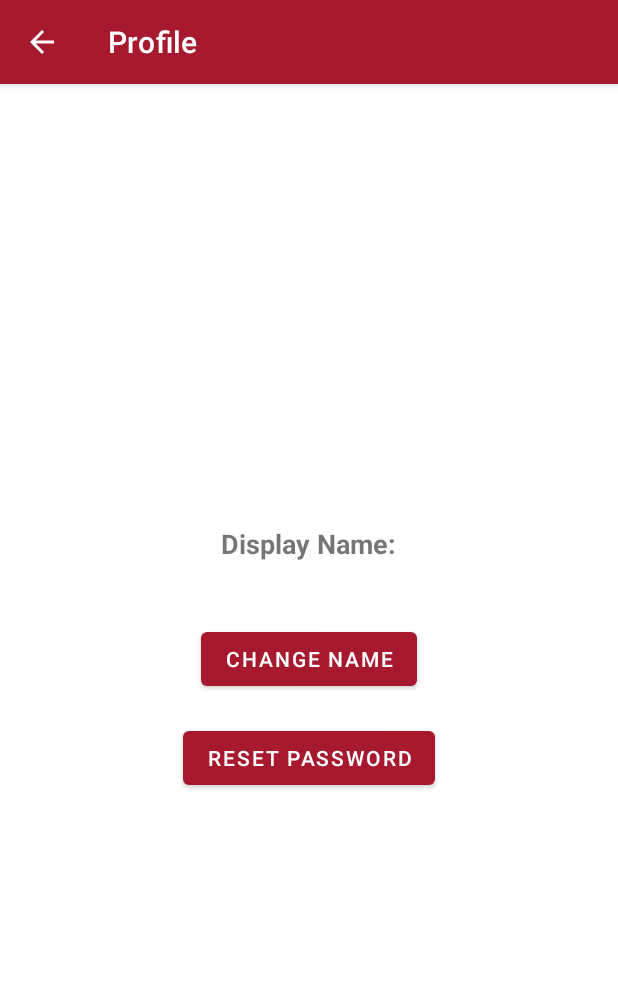
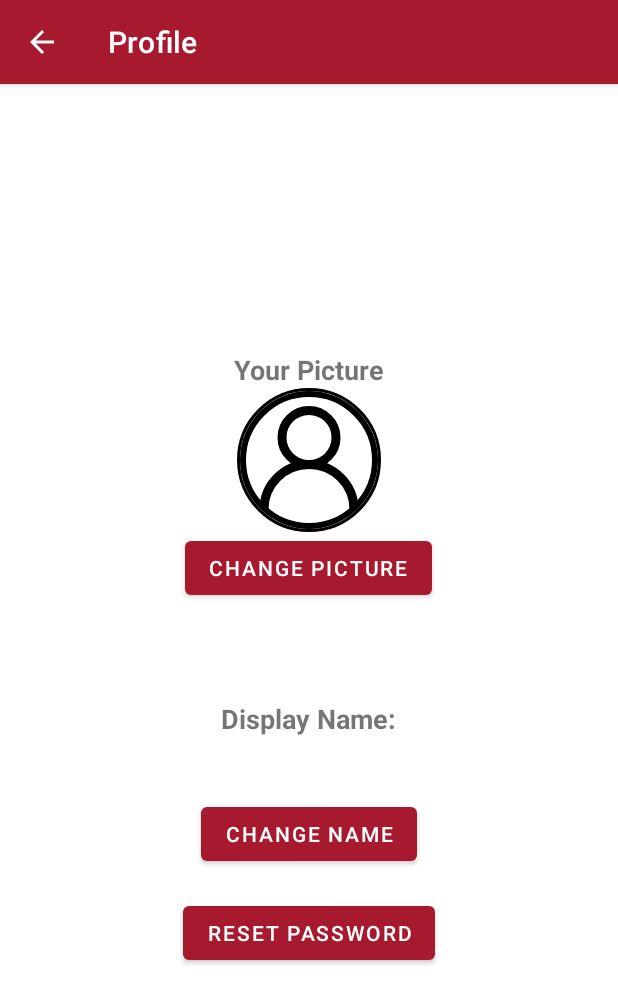
Before and after one commit to rsehmbi/hubspot, an Android app: the ProfileActivity screen opened directly, with no data from a screen before it, on a phone screen of 412 x 824 dp. Shown: the top 1004 px of the screen. Run offline under Robolectric (Android 15) with nearby library versions, the phone set to English and light mode, and no system bars; our stand-ins replace CircleImageView, Firebase (no records; nobody signed in at launch, a user with empty details on screens opened directly); 1 statement that could not run was skipped.

Commit message:
Add profile picture to layout, auth view model methods

```diff
--- a/app/src/main/java/com/example/hubspot/auth/AuthViewModel.kt
+++ b/app/src/main/java/com/example/hubspot/auth/AuthViewModel.kt
@@ -1,6 +1,7 @@
 package com.example.hubspot.auth
 
 import android.app.Application
+import android.graphics.Bitmap
 import androidx.lifecycle.AndroidViewModel
 import androidx.lifecycle.MutableLiveData
 import com.example.hubspot.auth.AuthRepository.AuthResult
@@ -16,6 +17,7 @@ class AuthViewModel(application: Application) : AndroidViewModel(application) {
     var resendActivationEmailResult: MutableLiveData<AuthResult> = MutableLiveData()
     var updateDisplayNameResult: MutableLiveData<AuthResult> = MutableLiveData()
     var sendPasswordResetEmailResult: MutableLiveData<AuthResult> = MutableLiveData()
+    var updateProfilePictureResult: MutableLiveData<AuthResult> = MutableLiveData()
 
     fun signInUser(email: String, password: String) {
         authRepository.signInUser(email, password, signInUserResult)
@@ -36,4 +38,8 @@ class AuthViewModel(application: Application) : AndroidViewModel(application) {
     fun sendPasswordResetEmail(email: String) {
         authRepository.sendPasswordResetEmail(email, sendPasswordResetEmailResult)
     }
+
+    fun updateProfilePicture(picture: Bitmap) {
+        authRepository.updateProfilePicture(picture, updateProfilePictureResult)
+    }
 }
--- a/app/src/main/java/com/example/hubspot/profile/ProfileActivity.kt
+++ b/app/src/main/java/com/example/hubspot/profile/ProfileActivity.kt
@@ -1,21 +1,24 @@
 package com.example.hubspot.profile
 
+import android.app.Activity
 import android.content.Intent
+import android.net.Uri
 import android.os.Bundle
 import android.view.MenuItem
 import android.view.View
-import android.widget.Button
-import android.widget.ProgressBar
-import android.widget.TextView
-import android.widget.Toast
+import android.widget.*
+import androidx.activity.result.ActivityResultLauncher
+import androidx.activity.result.contract.ActivityResultContracts
 import androidx.appcompat.app.AppCompatActivity
 import androidx.lifecycle.Lifecycle
+import androidx.lifecycle.Observer
 import androidx.lifecycle.ViewModelProvider
 import com.example.hubspot.R
 import com.example.hubspot.auth.Auth
 import com.example.hubspot.auth.AuthRepository
 import com.example.hubspot.auth.AuthViewModel
 import com.example.hubspot.login.LoginActivity
+import com.example.hubspot.utils.Util
 
 
 /** An activity which allows the user to display and update
@@ -23,6 +26,9 @@ import com.example.hubspot.login.LoginActivity
  */
 class ProfileActivity : AppCompatActivity() {
     private lateinit var authViewModel: AuthViewModel
+    private lateinit var cameraResult: ActivityResultLauncher<Intent>
+    private lateinit var galleryResult: ActivityResultLauncher<Intent>
+    private lateinit var tempImageUri: Uri
 
     override fun onCreate(savedInstanceState: Bundle?) {
         super.onCreate(savedInstanceState)
@@ -67,6 +73,55 @@ class ProfileActivity : AppCompatActivity() {
                 setLoading(false)
             }
         }
+
+        // Set up view model to automatically update profile image view on userImage change
+        val profilePicture = findViewById<ImageView>(R.id.activity_profile_imageview_picture)
+        val profileViewModel = ViewModelProvider(this).get(ProfileViewModel::class.java)
+        profileViewModel.userImage.observe(this, Observer { it ->
+            // authviewmodel profilePicture.setImageBitmap(it)
+        })
+
+        // Set up activity result for changing profile photo from camera
+        cameraResult =
+            registerForActivityResult(ActivityResultContracts.StartActivityForResult()) { result: ActivityResult ->
+                if (result.resultCode == Activity.RESULT_OK) {
+                    try {
+                        val tempImgBitmap = Util.getBitmap(this, tempImageUri)
+                        authViewModel.
+                    } catch (e: Exception) {
+                        val errorText =
+                            resources.getString(R.string.activity_profile_toast_camera_fail)
+                        Toast.makeText(
+                            this,
+                            errorText,
+                            Toast.LENGTH_SHORT
+                        ).show()
+                    }
+                }
+            }
+
+        // Set up activity result for changing profile photo from gallery
+        galleryResult =
+            registerForActivityResult(ActivityResultContracts.StartActivityForResult()) { result ->
+                if (result.resultCode == Activity.RESULT_OK) {
+                    val selectedImageUri = result.data?.data
+                    if (selectedImageUri != null) {
+                        try {
+                            val bitmap = Util.getBitmap(this, selectedImageUri)
+                            profileViewModel.userImage.value = bitmap
+                        } catch (e: Exception) {
+                            val errorText =
+                                resources.getString(R.string.activity_profile_gallery_error)
+                            Toast.makeText(
+                                this,
+                                errorText,
+                                Toast.LENGTH_SHORT
+                            ).show()
+                        }
+                    }
+
+                }
+            }
     }
 
     private fun displayResetPasswordSuccessMessage() {
@@ -114,4 +169,8 @@ class ProfileActivity : AppCompatActivity() {
         authViewModel.sendPasswordResetEmail(user!!.email!!)
     }
 
+    fun onChangePictureButtonClick(view: View) {
+
+    }
+
 }
--- /dev/null
+++ b/app/src/main/java/com/example/hubspot/profile/ProfileViewModel.kt
@@ -0,0 +1,10 @@
+package com.example.hubspot.profile
+
+import android.graphics.Bitmap
+import androidx.lifecycle.MutableLiveData
+import androidx.lifecycle.ViewModel
+
+/** ViewModel used for updating an image view when a user image changes */
+class ProfileViewModel: ViewModel() {
+    val userImage = MutableLiveData<Bitmap>()
+}
--- a/app/src/main/res/layout/activity_profile.xml
+++ b/app/src/main/res/layout/activity_profile.xml
@@ -20,6 +20,30 @@
             android:layout_height="wrap_content"
             android:layout_gravity="center_horizontal"
             android:visibility="gone" />
+
+        <TextView
+            android:layout_width="wrap_content"
+            android:layout_height="wrap_content"
+            android:text="@string/activity_profile_textview_your_picture"
+            android:textSize="18sp"
+            android:textStyle="bold" />
+
+        <de.hdodenhof.circleimageview.CircleImageView
+            xmlns:app="http://schemas.android.com/apk/res-auto"
+            android:id="@+id/activity_profile_imageview_picture"
+            android:layout_width="96dp"
+            android:layout_height="96dp"
+            android:src="@drawable/ic_profile"
+            app:civ_border_width="2dp"
+            app:civ_border_color="#FF000000" />
+
+        <Button
+            android:id="@+id/activity_profile_button_change_picture"
+            android:layout_width="wrap_content"
+            android:layout_height="wrap_content"
+            android:onClick="onChangePictureButtonClick"
+            android:text="@string/activity_profile_button_change_picture"
+            android:layout_marginBottom="64dp" />
 
         <TextView
             android:layout_width="wrap_content"
--- a/app/src/main/res/values/activity_profile_strings.xml
+++ b/app/src/main/res/values/activity_profile_strings.xml
@@ -12,4 +12,8 @@
     <string name="activity_profile_toast_reset_password_success">Please check your email and reset your password, then log in again.</string>
     <string name="activity_profile_toast_reset_password_error">Failed to send password reset email. Please try again later.</string>
     <string name="activity_profile_appbar_title">Profile</string>
+    <string name="activity_profile_textview_your_picture">Your Picture</string>
+    <string name="activity_profile_button_change_picture">Change Picture</string>
+    <string name="activity_profile_toast_camera_fail">Failed to get image from camera</string>
+    <string name="activity_profile_gallery_error">Failed to get picture from gallery.</string>
 </resources>
```
Also changed, not shown: app/src/main/java/com/example/hubspot/auth/AuthRepository.kt (+8 -0 lines), app/src/main/java/com/example/hubspot/utils/Util.kt (added, +93 -0 lines).
